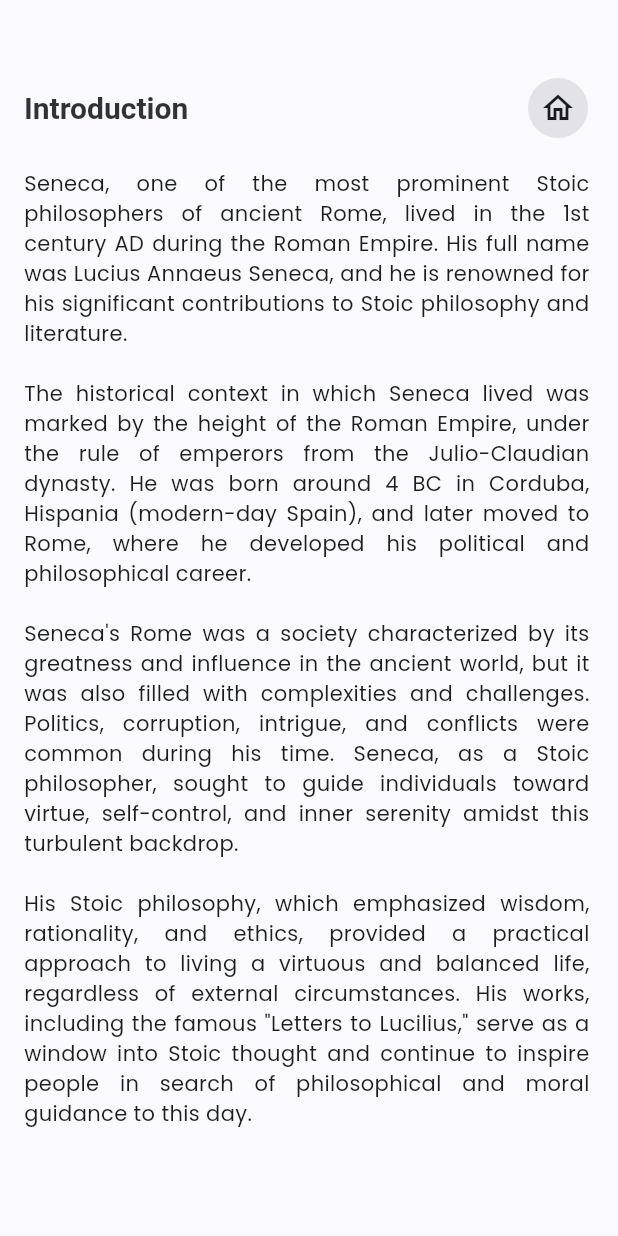
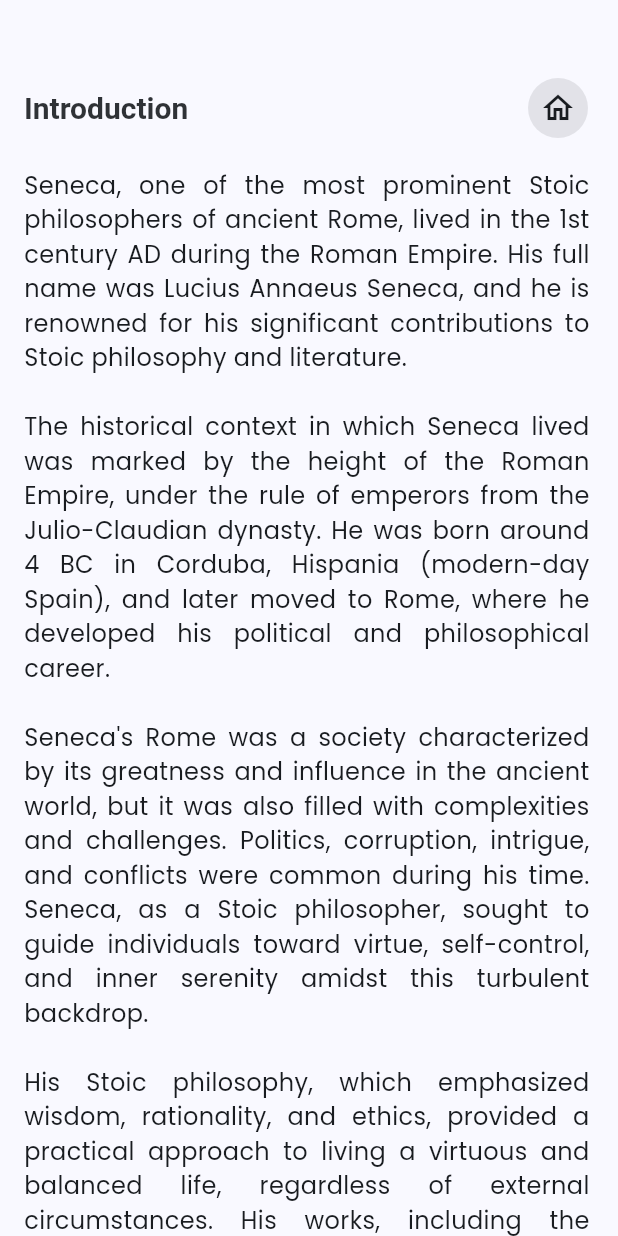
Before and after one commit to JosephKorel/sophis, a Flutter app: the HistoryChapterView widget shown alone on an empty page, opened directly with empty values, on a phone screen of 412 x 824 dp. Run offline on Flutter 3.47's test engine with Material 2 defaults, Android fonts, the phone set to English and light mode, and no system bars; drawn by our look-alikes of flutter_animate; our stand-ins replace another_flushbar, bloc, dartz, dio, equatable, flutter_bloc and 7 more; accounts and stored records are empty; Roboto replaces fonts that are missing (Kadwa).

```diff
--- a/lib/app/home/ui/pages/main.dart
+++ b/lib/app/home/ui/pages/main.dart
@@ -99,10 +99,7 @@ class _HomeViewState extends State<HomeView> {
                       image: DecorationImage(
                         image: AssetImage(philosopher.image),
                         fit: BoxFit.cover,
-                        alignment: Alignment(
-                          (dx - index) * 1.4,
-                          0,
-                        ),
+                        alignment: Alignment((dx - index) * 1.8, 0),
                       ),
                     ),
                     child: Padding(
--- a/lib/app/story/domain/philosopher_history.dart
+++ b/lib/app/story/domain/philosopher_history.dart
@@ -21,10 +21,25 @@ extension PersonalHistory on Philosophers {
   PhilosopherHistory story() {
     switch (name) {
       case 'seneca':
-        return senecaStory;
+        return senecaHistory;
+
+      case 'kant':
+        return kantHistory;
+
+      case 'nietzsche':
+        return nietzscheHistory;
+
+      case 'descartes':
+        return descartesHistory;
+
+      case 'plato':
+        return platoHistory;
+
+      case 'confucius':
+        return confuciusHistory;
 
       default:
-        return senecaStory;
+        return senecaHistory;
     }
   }
 }
--- a/lib/app/story/ui/widgets/chapter.dart
+++ b/lib/app/story/ui/widgets/chapter.dart
@@ -73,6 +73,9 @@ class _HistoryChapterViewState extends State<HistoryChapterView> {
             height: 16,
           ),
           Expanded(
+            child: MediaQuery.removePadding(
+              context: context,
+              removeTop: true,
               child: Scrollbar(
                 controller: _controller,
                 child: SingleChildScrollView(
@@ -81,6 +84,7 @@ class _HistoryChapterViewState extends State<HistoryChapterView> {
                     content,
                     style: Theme.of(context).textTheme.bodyMedium!.copyWith(
                           color: Theme.of(context).colorScheme.onSurface,
+                          fontSize: 16,
                         ),
                     textAlign: TextAlign.justify,
                   )
@@ -103,6 +107,7 @@ class _HistoryChapterViewState extends State<HistoryChapterView> {
                 ),
               ),
             ),
+          ),
         ],
       ),
     );
```
Also changed, not shown: lib/app/story/domain/history_content.dart (+137 -1 lines), lib/app/story/ui/pages/main.dart (+10 -3 lines). Lines whose indentation alone changed are shown as unchanged.
